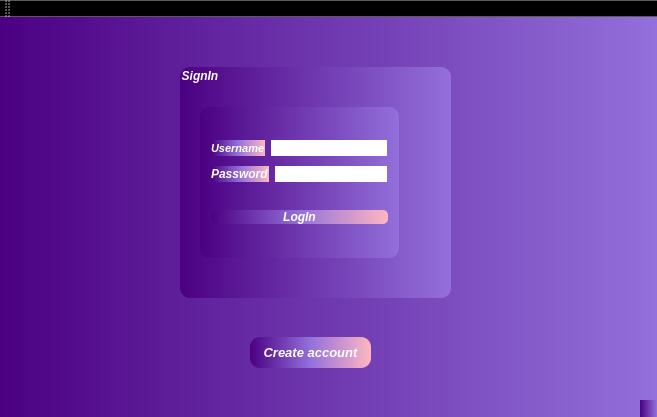
This is ProjectC++/Client/GraphicInterface/LoginInterface.ui in andreeamacsim/ProjectModernCpp as Qt 5 draws it before an edit. The edited form follows.
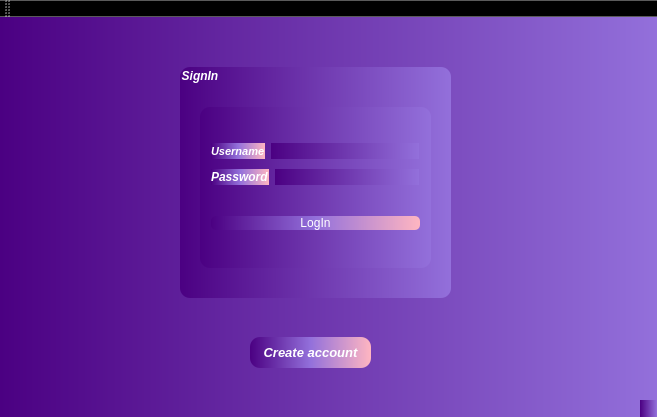
This is the edited form.

What changed in the file:
```diff
--- a/ProjectC++/Client/GraphicInterface/LoginInterface.ui
+++ b/ProjectC++/Client/GraphicInterface/LoginInterface.ui
@@ -44,15 +44,17 @@
     <property name="title">
      <string>SignIn</string>
     </property>
-    <widget class="QWidget" name="layoutWidget">
+    <widget class="QWidget" name="">
      <property name="geometry">
       <rect>
        <x>20</x>
        <y>40</y>
-       <width>199</width>
-       <height>151</height>
+       <width>231</width>
+       <height>161</height>
       </rect>
      </property>
+     <layout class="QVBoxLayout" name="verticalLayout_3">
+      <item>
      <layout class="QVBoxLayout" name="verticalLayout_2">
       <item>
        <layout class="QVBoxLayout" name="verticalLayout">
@@ -89,7 +91,7 @@
           <item>
            <widget class="QLineEdit" name="userName">
             <property name="styleSheet">
-             <string notr="true">background-color: white
+               <string notr="true">
 ;
 border-radius: 10px;</string>
             </property>
@@ -120,7 +122,7 @@
           <item>
            <widget class="QLineEdit" name="password">
             <property name="styleSheet">
-             <string notr="true">background-color: white;
+               <string notr="true">
 border-radius: 10px;</string>
             </property>
            </widget>
@@ -129,14 +131,10 @@
         </item>
        </layout>
       </item>
+       </layout>
+      </item>
       <item>
-       <widget class="QPushButton" name="pushButton_LogIn">
-        <property name="font">
-         <font>
-          <italic>true</italic>
-          <bold>true</bold>
-         </font>
-        </property>
+       <widget class="QPushButton" name="LogIn">
         <property name="styleSheet">
          <string notr="true">background-color: qlineargradient(spread:pad, x1:0, y1:0, x2:1, y2:0, stop:0 rgba(75, 0, 130, 255), stop:0.5 rgba(147, 112, 219, 255), stop:1 rgba(255, 182, 193, 255))
 ;
```
Lines whose indentation alone changed are shown as unchanged.
